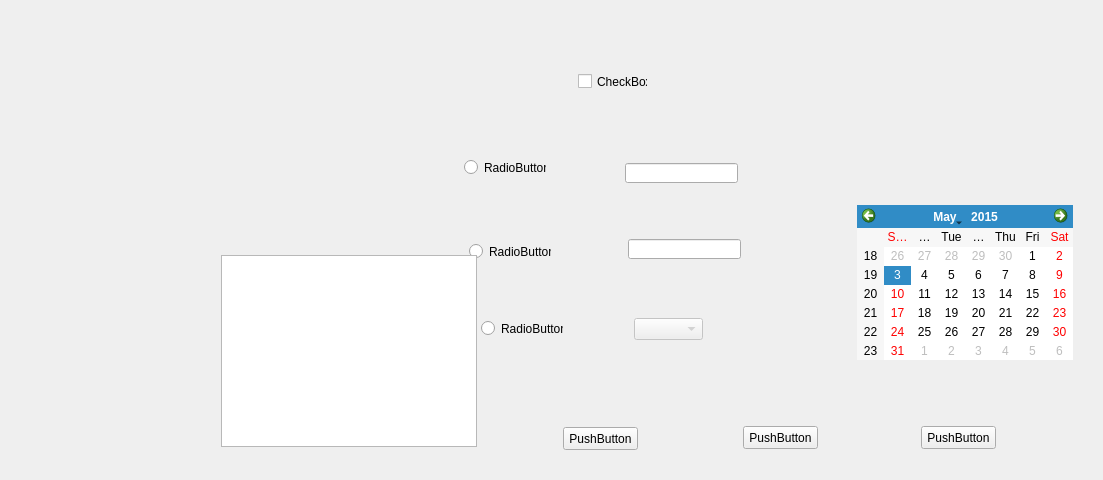
First picture: the form in temp.ui, repository Anastasiya-Potseluico/InterfaceBuilder, before the edit.
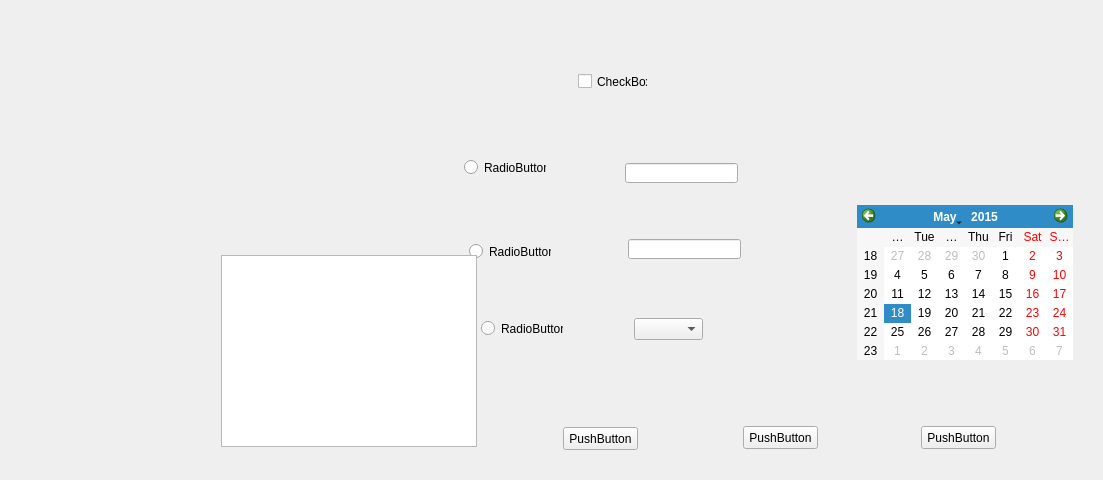
Second picture: the form after the edit.

```diff
--- a/temp.ui
+++ b/temp.ui
@@ -158,7 +158,7 @@
                     <bool>false</bool>
                 </property>
             </widget>
-            <widget class="QComboBox" name="">
+            <widget class="QComboBox" name="ComboBox_1">
                 <property name="geometry">
                     <rect>
                         <x>634</x>
@@ -168,13 +168,13 @@
                     </rect>
                 </property>
                 <property name="enabled">
-                    <bool>false</bool>
+                    <bool>true</bool>
                 </property>
                 <property name="editable">
                     <bool>false</bool>
                 </property>
                 <property name="currentIndex">
-                    <number>0</number>
+                    <number>-1</number>
                 </property>
             </widget>
             <widget class="QLineEdit" name="LineEdit_1">
@@ -234,7 +234,7 @@
                     <date>
                         <year>2015</year>
                         <month>5</month>
-                        <day>3</day>
+                        <day>18</day>
                     </date>
                 </property>
                 <property name="minimumDate">
@@ -252,7 +252,7 @@
                     </date>
                 </property>
                 <property name="firstDayOfWeek">
-                    <enum>Qt::Sunday</enum>
+                    <enum>Qt::Monday</enum>
                 </property>
             </widget>
             <widget class="QCheckBox" name="CheckBox_1">
```
